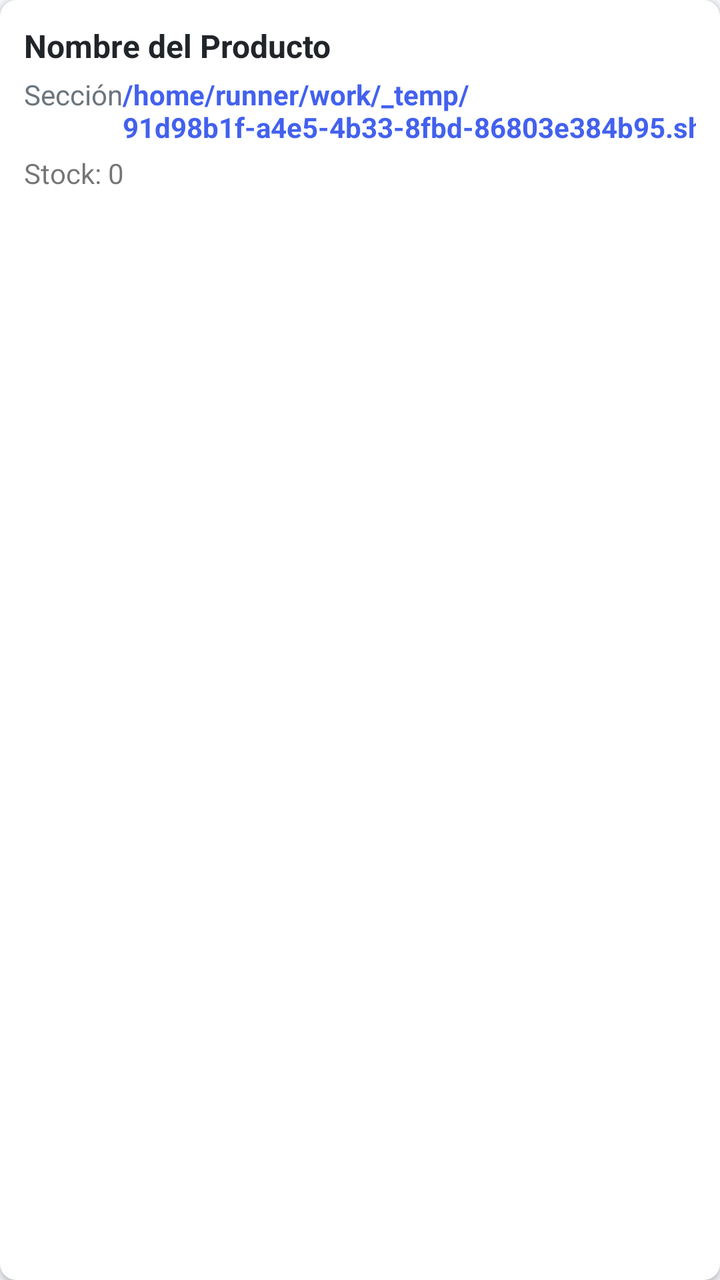
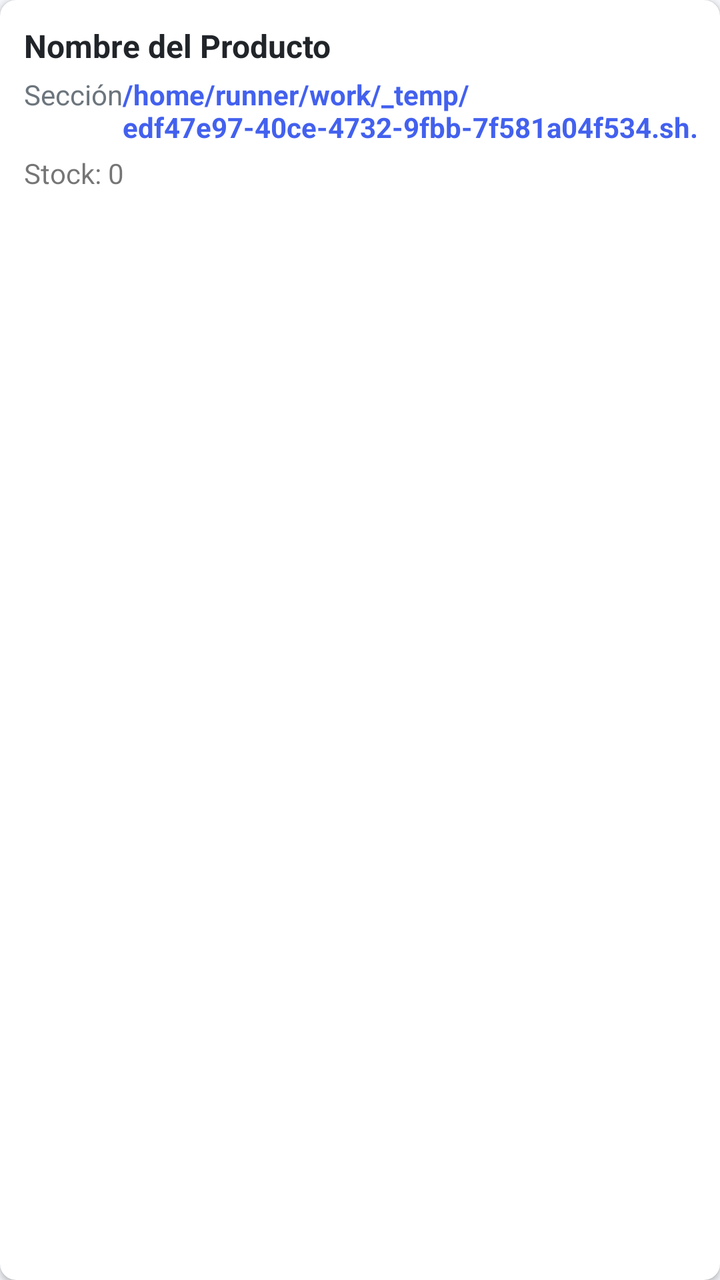

The first picture is an Android layout as it rendered before a commit; the second is the same layout after the commit. The layout source and the unified diff follow.
<!-- AndroidManifest.xml: application theme Theme.OmniVentas -->
<!-- res/layout/item_producto.xml -->
<?xml version="1.0" encoding="utf-8"?>
<androidx.cardview.widget.CardView xmlns:android="http://schemas.android.com/apk/res/android"
    xmlns:app="http://schemas.android.com/apk/res-auto"
    android:layout_width="match_parent"
    android:layout_height="wrap_content"
    android:layout_marginBottom="8dp"
    app:cardCornerRadius="8dp"
    app:cardElevation="2dp">
    <LinearLayout
        android:layout_width="match_parent"
        android:layout_height="wrap_content"
        android:orientation="vertical"
        android:padding="12dp">
        <TextView
            android:id="@+id/tv_nombre"
            android:layout_width="match_parent"
            android:layout_height="wrap_content"
            android:text="Nombre del Producto"
            android:textSize="16sp"
            android:textStyle="bold"
            android:textColor="@color/dark" />
        <LinearLayout
            android:layout_width="match_parent"
            android:layout_height="wrap_content"
            android:orientation="horizontal"
            android:layout_marginTop="4dp">
            <TextView
                android:id="@+id/tv_seccion"
                android:layout_width="0dp"
                android:layout_height="wrap_content"
                android:layout_weight="1"
                android:text="Sección"
                android:textSize="14sp"
                android:textColor="@color/gray" />
            <TextView
                android:id="@+id/tv_precio"
                android:layout_width="wrap_content"
                android:layout_height="wrap_content"
                android:text="/home/runner/work/_temp/91d98b1f-a4e5-4b33-8fbd-86803e384b95.sh.00"
                android:textSize="14sp"
                android:textColor="@color/primary"
                android:textStyle="bold" />
        </LinearLayout>
        <TextView
            android:id="@+id/tv_stock"
            android:layout_width="wrap_content"
            android:layout_height="wrap_content"
            android:text="Stock: 0"
            android:textSize="14sp"
            android:layout_marginTop="4dp" />
    </LinearLayout>
</androidx.cardview.widget.CardView>
<!-- resources referenced by this layout -->
<resources>
  <color name="dark">#212529</color>
  <color name="gray">#6C757D</color>
  <color name="primary">#4361EE</color>
  <style name="Theme.OmniVentas" parent="Theme.MaterialComponents.DayNight.NoActionBar">
          <item name="colorPrimary">@color/primary</item>
          <item name="colorPrimaryVariant">@color/primary_dark</item>
          <item name="colorOnPrimary">@color/white</item>
          <item name="colorSecondary">@color/secondary</item>
          <item name="colorOnSecondary">@color/white</item>
          <item name="android:statusBarColor">@color/primary</item>
          <item name="android:windowBackground">@color/light_gray</item>
      </style>
  <color name="primary_dark">#3A56D4</color>
  <color name="white">#FFFFFF</color>
  <color name="secondary">#3F37C9</color>
  <color name="light_gray">#F5F7FB</color>
</resources>

<!-- the commit's change to res/layout/item_producto.xml (unified diff, before → after) -->
@@ -36,7 +36,7 @@
                 android:id="@+id/tv_precio"
                 android:layout_width="wrap_content"
                 android:layout_height="wrap_content"
-                android:text="/home/runner/work/_temp/91d98b1f-a4e5-4b33-8fbd-86803e384b95.sh.00"
+                android:text="/home/runner/work/_temp/edf47e97-40ce-4732-9fbb-7f581a04f534.sh.00"
                 android:textSize="14sp"
                 android:textColor="@color/primary"
                 android:textStyle="bold" />
